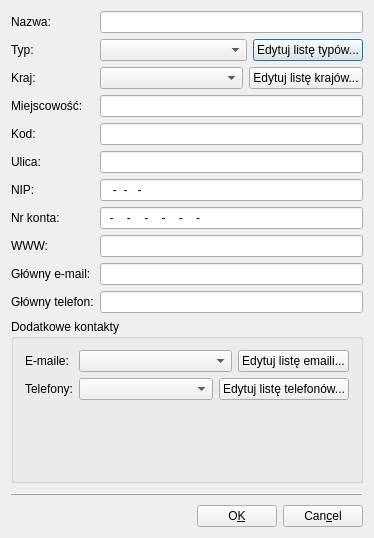
Old version of the form qfaktury/ui/CounterpartyDialog.ui in the repository tkQCompany/qcompany.
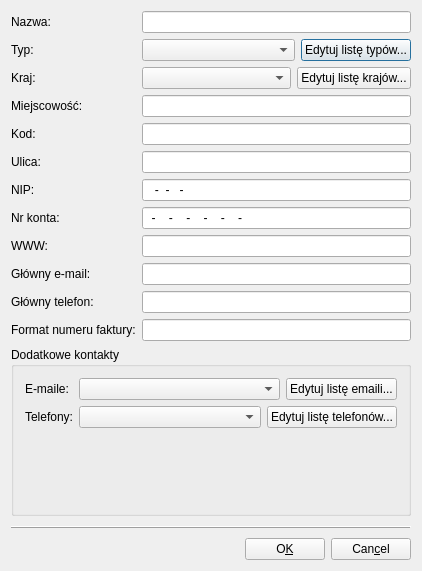
New version of the form.

Commit message: - adding inv_number_format field to DB + all related changes in other files - added "InvoiceNumberFormatEditDialog" dialog for editing invoice numbers' formats - updating section in "SettingsDialog" related to invoice numbers

The edit to the form file:
```diff
--- a/qfaktury/ui/CounterpartyDialog.ui
+++ b/qfaktury/ui/CounterpartyDialog.ui
@@ -6,8 +6,8 @@
    <rect>
     <x>0</x>
     <y>0</y>
-    <width>374</width>
-    <height>538</height>
+    <width>422</width>
+    <height>571</height>
    </rect>
   </property>
   <property name="windowTitle">
@@ -246,6 +246,23 @@
      <item row="10" column="1">
       <widget class="QLineEdit" name="lineEditPrimaryPhone"/>
      </item>
+     <item row="11" column="0">
+      <widget class="QLabel" name="labelInvNumberFormat">
+       <property name="text">
+        <string>Format numeru faktury:</string>
+       </property>
+       <property name="buddy">
+        <cstring>lineEditInvNumberFormat</cstring>
+       </property>
+      </widget>
+     </item>
+     <item row="11" column="1">
+      <widget class="QLineEdit" name="lineEditInvNumberFormat">
+       <property name="readOnly">
+        <bool>true</bool>
+       </property>
+      </widget>
+     </item>
     </layout>
    </item>
    <item>
```
The commit also changes 20 other files.
